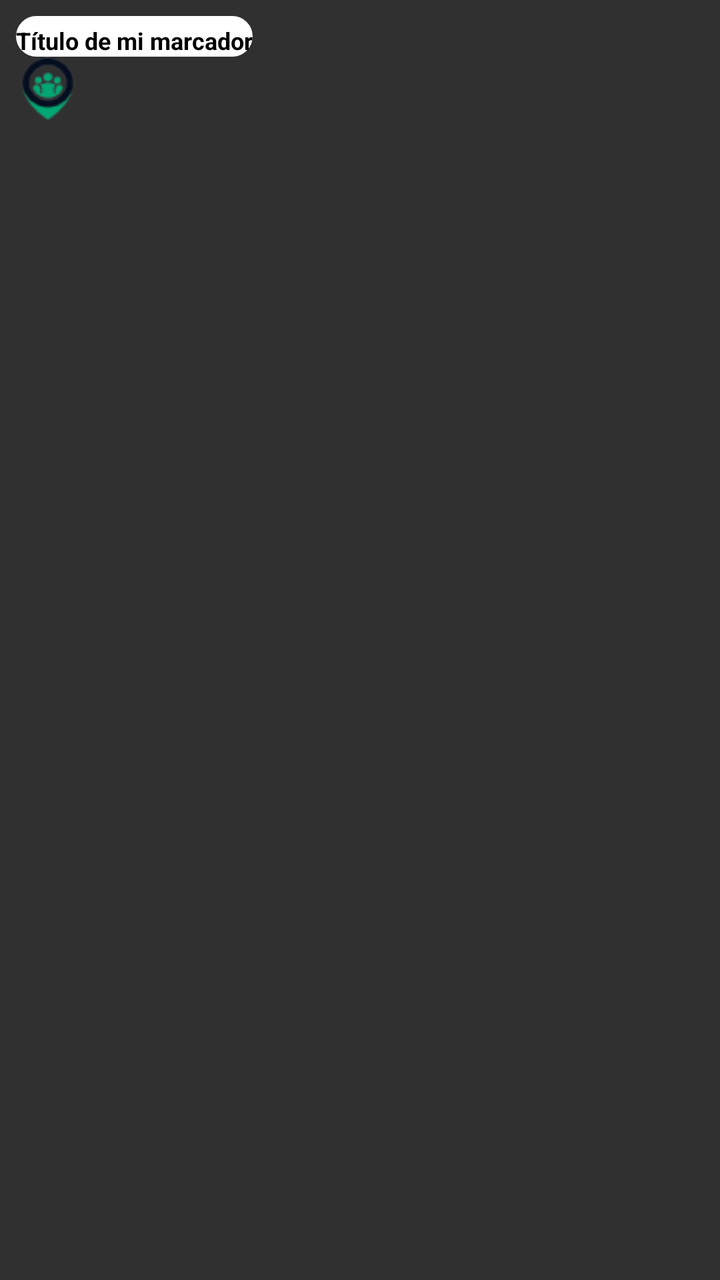
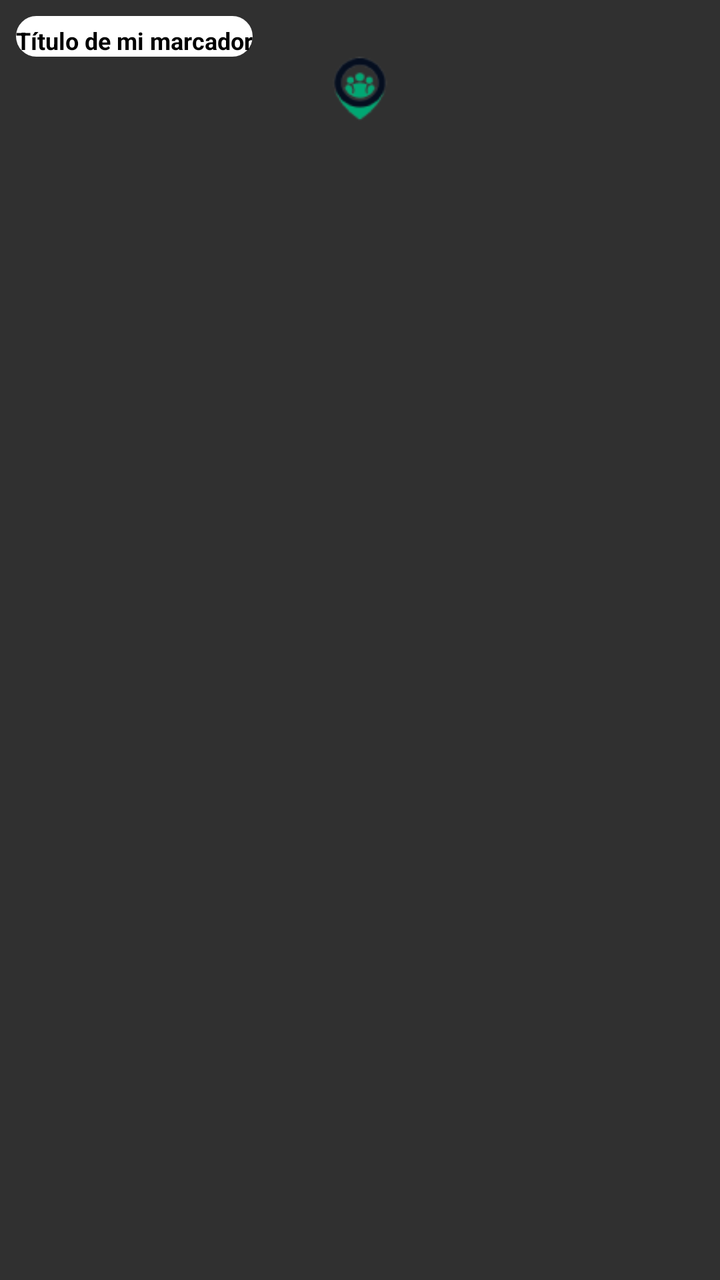

Before-and-after screenshots of an Android layout around one commit, followed by the original layout XML and the change that was made.
<!-- AndroidManifest.xml: application theme Theme.Design.NoActionBar -->
<!-- res/layout/marker_layout.xml -->
<?xml version="1.0" encoding="utf-8"?>
<LinearLayout xmlns:android="http://schemas.android.com/apk/res/android"
    android:id="@+id/markerCardView"
    android:layout_width="wrap_content"
    android:layout_height="wrap_content"
    android:orientation="vertical"
    android:padding="8dp">

    <TextView
        android:id="@+id/marker_title"
        android:layout_width="wrap_content"
        android:layout_height="wrap_content"
        android:background="@drawable/menu_border_rounded"
        android:paddingTop="4dp"
        android:text="Título de mi marcador"
        android:textColor="#000000"
        android:textSize="12sp"
        android:textStyle="bold" />

    <ImageView
        android:id="@+id/marker_icon"
        android:layout_width="32dp"
        android:layout_height="32dp"
        android:src="@drawable/social_point_marker_icon" />

</LinearLayout>
<!-- resources referenced by this layout -->
<resources>
  <!-- drawable menu_border_rounded (drawable) -->
  <?xml version="1.0" encoding="utf-8"?>
  <shape xmlns:android="http://schemas.android.com/apk/res/android"
      android:shape="rectangle">
      <solid android:color="@android:color/white" />
      <corners android:radius="70dp" />
  </shape>
  <!-- drawable social_point_marker_icon: png bitmap (drawable, 2344 bytes) -->
</resources>

<!-- the commit's change to res/layout/marker_layout.xml (unified diff, before → after) -->
@@ -21,6 +21,7 @@
         android:id="@+id/marker_icon"
         android:layout_width="32dp"
         android:layout_height="32dp"
+        android:layout_gravity="center"
         android:src="@drawable/social_point_marker_icon" />
 
 </LinearLayout>
